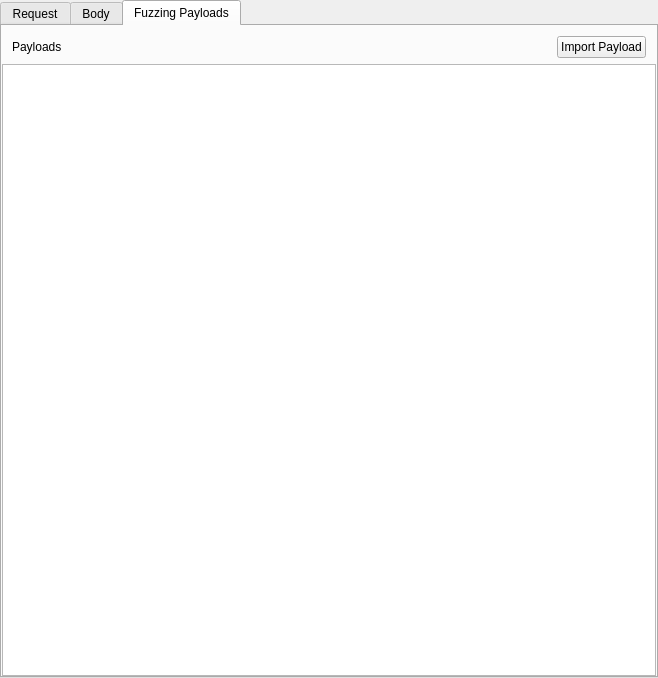
Above: src/views/editor/fuzz_view.ui from evanrolfe/pntest before the change. Below: the same form after it.
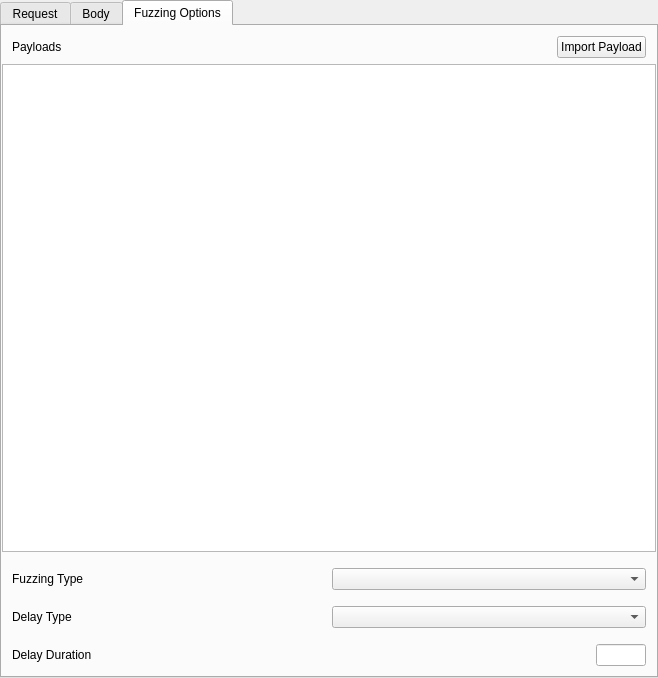
That is the form after the change. Custom widgets are drawn as their Qt base class.

Commit message: Able to save fuzz_type in fuzz_view

```diff
--- a/src/views/editor/fuzz_view.ui
+++ b/src/views/editor/fuzz_view.ui
@@ -93,7 +93,7 @@
       </widget>
       <widget class="QWidget" name="fuzzPayloadsTab">
        <attribute name="title">
-        <string>Fuzzing Payloads</string>
+        <string>Fuzzing Options</string>
        </attribute>
        <layout class="QVBoxLayout" name="verticalLayout_8_body">
         <property name="leftMargin">
@@ -106,7 +106,7 @@
          <number>0</number>
         </property>
         <property name="bottomMargin">
-         <number>0</number>
+         <number>10</number>
         </property>
         <item>
          <layout class="QHBoxLayout" name="horizontalLayout">
@@ -151,6 +151,88 @@
         <item>
          <widget class="QTableView" name="payloadsTable"/>
         </item>
+        <item>
+         <layout class="QHBoxLayout" name="horizontalLayout_2">
+          <property name="leftMargin">
+           <number>10</number>
+          </property>
+          <property name="topMargin">
+           <number>10</number>
+          </property>
+          <property name="rightMargin">
+           <number>10</number>
+          </property>
+          <item>
+           <widget class="QLabel" name="label_2">
+            <property name="text">
+             <string>Fuzzing Type</string>
+            </property>
+           </widget>
+          </item>
+          <item>
+           <widget class="QComboBox" name="fuzzTypeDropdown"/>
+          </item>
+         </layout>
+        </item>
+        <item>
+         <layout class="QHBoxLayout" name="horizontalLayout_3">
+          <property name="leftMargin">
+           <number>10</number>
+          </property>
+          <property name="topMargin">
+           <number>10</number>
+          </property>
+          <property name="rightMargin">
+           <number>10</number>
+          </property>
+          <item>
+           <widget class="QLabel" name="label_3">
+            <property name="text">
+             <string>Delay Type</string>
+            </property>
+           </widget>
+          </item>
+          <item>
+           <widget class="QComboBox" name="comboBox"/>
+          </item>
+         </layout>
+        </item>
+        <item>
+         <layout class="QHBoxLayout" name="hlayout_4">
+          <property name="leftMargin">
+           <number>10</number>
+          </property>
+          <property name="topMargin">
+           <number>10</number>
+          </property>
+          <property name="rightMargin">
+           <number>10</number>
+          </property>
+          <item>
+           <widget class="QLabel" name="label_4">
+            <property name="text">
+             <string>Delay Duration</string>
+            </property>
+           </widget>
+          </item>
+          <item>
+           <widget class="QLineEdit" name="delayDuration">
+            <property name="sizePolicy">
+             <sizepolicy hsizetype="Preferred" vsizetype="Fixed">
+              <horstretch>0</horstretch>
+              <verstretch>0</verstretch>
+             </sizepolicy>
+            </property>
+            <property name="maximumSize">
+             <size>
+              <width>50</width>
+              <height>16777215</height>
+             </size>
+            </property>
+           </widget>
+          </item>
+         </layout>
+        </item>
        </layout>
       </widget>
      </widget>
```
The commit also changes 6 other files.
